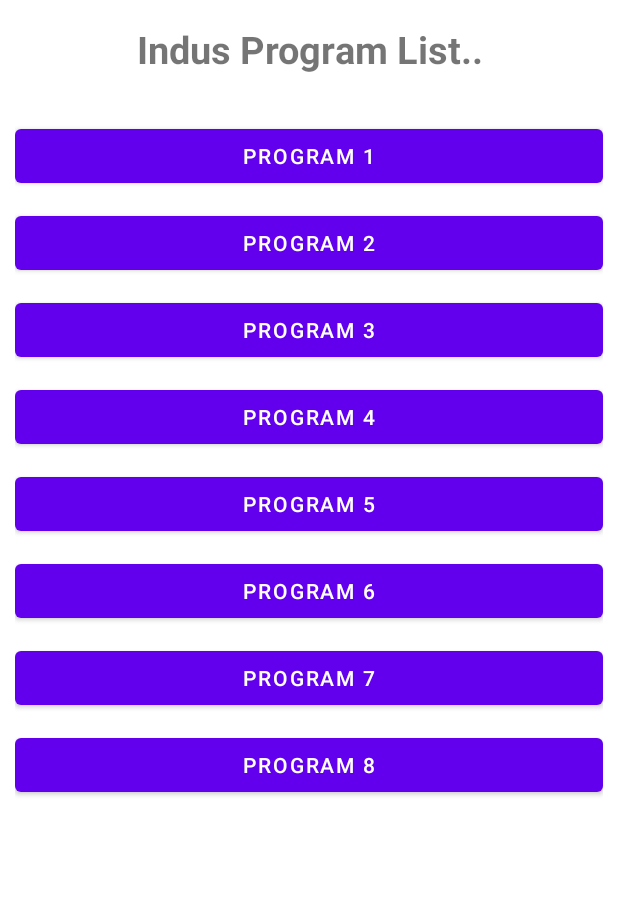
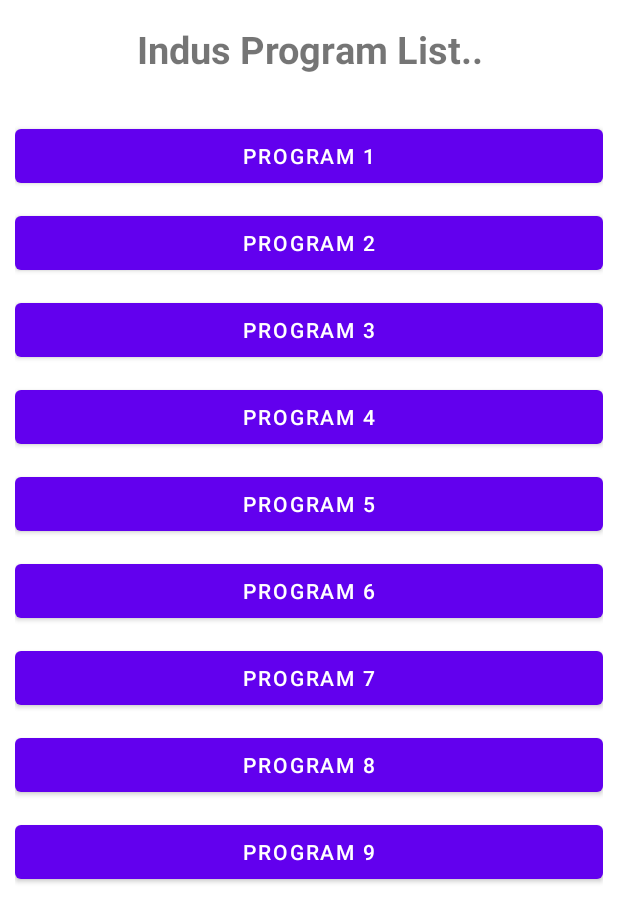
Before and after one commit to pratikpathak99/Android-with-kotlin, an Android app: the screen it shows after launch (MainActivity), on a phone screen of 412 x 824 dp. Shown: the top 922 px of the screen. Run offline under Robolectric (Android 15) with nearby library versions, the phone set to English and light mode, and no system bars.

Commit message:
Update activity_main.xml

```diff
--- a/MADA_Program/app/src/main/res/layout/activity_main.xml
+++ b/MADA_Program/app/src/main/res/layout/activity_main.xml
@@ -85,6 +85,13 @@
                 android:onClick="program_eight"
                 android:layout_marginBottom="10dp" />
 
+            <Button
+                android:layout_width="match_parent"
+                android:layout_height="wrap_content"
+                android:text="Program 9"
+                android:onClick="program_nine"
+                android:layout_marginBottom="10dp" />
+
 
         </LinearLayout>
 
```
